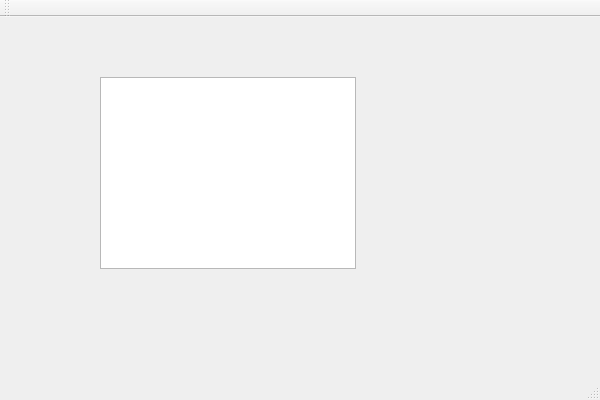
First picture: the form in XGame/XSrc/XPatcher/XFPKPacker/xfpkpacker.ui, repository FireLeaf/XGame, before the edit.
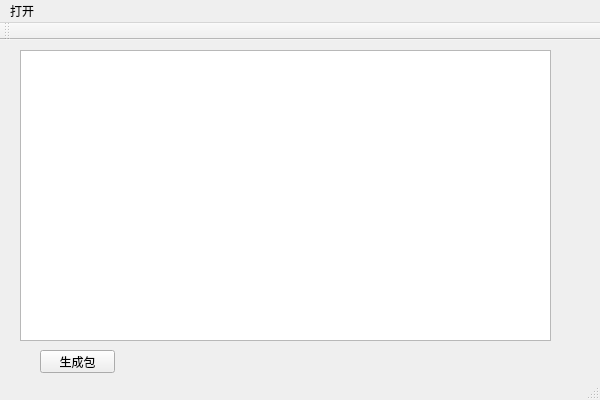
Second picture: the form after the edit.

What changed in the file:
```diff
--- a/XGame/XSrc/XPatcher/XFPKPacker/xfpkpacker.ui
+++ b/XGame/XSrc/XPatcher/XFPKPacker/xfpkpacker.ui
@@ -17,18 +17,25 @@
    <widget class="QTreeView" name="treeView">
     <property name="geometry">
      <rect>
-      <x>100</x>
-      <y>60</y>
-      <width>256</width>
-      <height>192</height>
+      <x>20</x>
+      <y>10</y>
+      <width>531</width>
+      <height>291</height>
      </rect>
     </property>
-    <property name="editTriggers">
-     <set>QAbstractItemView::NoEditTriggers</set>
+   </widget>
+   <widget class="QPushButton" name="pushButton">
+    <property name="geometry">
+     <rect>
+      <x>40</x>
+      <y>310</y>
+      <width>75</width>
+      <height>23</height>
+     </rect>
     </property>
-    <attribute name="headerHighlightSections">
-     <bool>false</bool>
-    </attribute>
+    <property name="text">
+     <string>生成包</string>
+    </property>
    </widget>
   </widget>
   <widget class="QMenuBar" name="menuBar">
@@ -40,6 +47,12 @@
      <height>23</height>
     </rect>
    </property>
+   <widget class="QMenu" name="menu">
+    <property name="title">
+     <string>打开</string>
+    </property>
+   </widget>
+   <addaction name="menu"/>
   </widget>
   <widget class="QToolBar" name="mainToolBar">
    <attribute name="toolBarArea">
```
